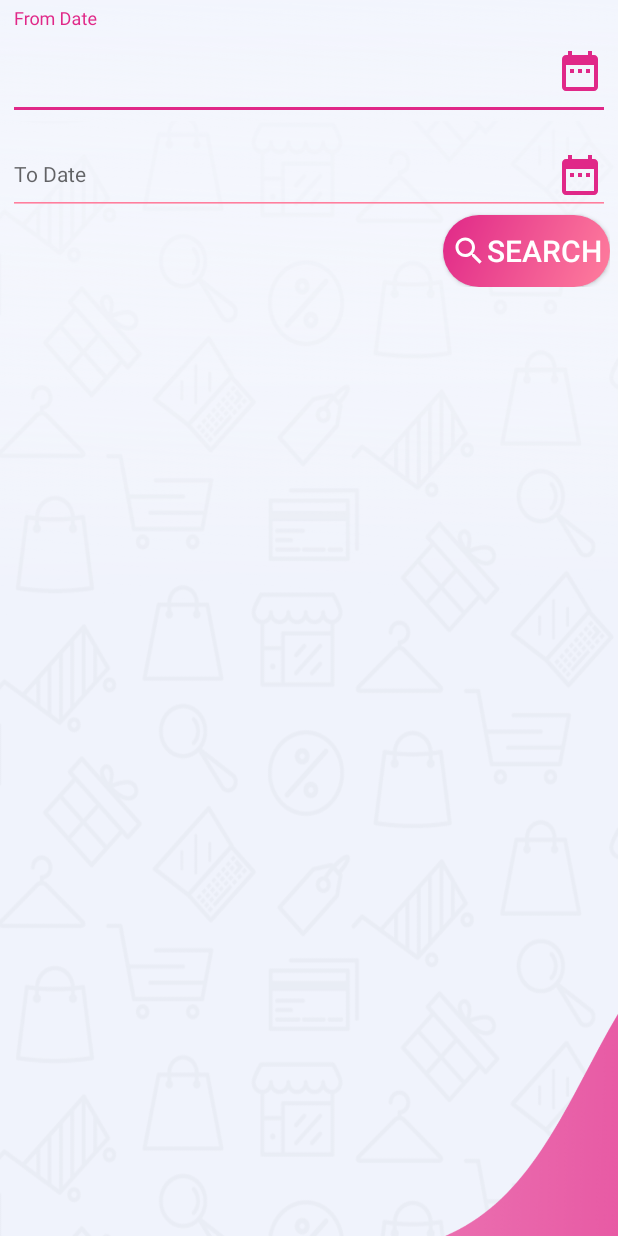
After one commit to Farman738/belle, an Android app: the fragment ViewOrderFragment shown on its own in the app's theme, on a phone screen of 412 x 824 dp. The commit adds this screen. Run offline under Robolectric (Android 15) with nearby library versions, the phone set to English and light mode, and no system bars; libraries missing offline, so code that uses them is left out: com.prolificinteractive.materialcalendarview.

Commit message:
25 jun 2020

```diff
--- a/app/build.gradle
+++ b/app/build.gradle
@@ -8,7 +8,7 @@ android {
         applicationId "com.e.belle"
         minSdkVersion 21
         targetSdkVersion 29
-        versionCode 1
+        versionCode 2
         versionName "1.6"
 
         testInstrumentationRunner "androidx.test.runner.AndroidJUnitRunner"
@@ -58,4 +58,6 @@ dependencies {
     //todo dialog
     //todo material betterspiner
     implementation 'com.weiwangcn.betterspinner:library-material:1.1.0'
+
+    implementation 'com.prolificinteractive:material-calendarview:1.4.0'
 }
--- a/app/src/main/java/com/e/belle/AllApiLinks/AllApiLinks.java
+++ b/app/src/main/java/com/e/belle/AllApiLinks/AllApiLinks.java
@@ -3,7 +3,7 @@ package com.e.belle.AllApiLinks;
 public class AllApiLinks {
 
   //public static String globalurl = "https://hcm.pristinefulfil.com";
-  public static String globalurl = "https://pristinefulfil.com";
+  public static String globalurl = "http://103.81.24.116:80";
   public static String LoginApi = globalurl+"/api/User/UserLogin";
   public static String GetDayMarketList = globalurl +"/api/AppActivity/GetAssignedMarkettosp";
   public static String GetArea = globalurl +"/api/AppActivity/GetArea?market_id=";
@@ -16,4 +16,5 @@ public class AllApiLinks {
   public static String CancelOkOrder = globalurl+"/api/AppActivity/ChangeStatusOrder";
 
   public static String versioncodeapiurl = globalurl + "/api/Version/CheckForUpdate?type=BelleySale_App";
+  public static String GetAppOrderDetail = globalurl + "/api/AppActivity/GetAppOrderDetail?salesman_id=";
 }
--- a/app/src/main/java/com/e/belle/CustomExpandableListAdapter/CustomExpandableListAdapter.java
+++ b/app/src/main/java/com/e/belle/CustomExpandableListAdapter/CustomExpandableListAdapter.java
@@ -78,6 +78,8 @@ public class CustomExpandableListAdapter extends BaseExpandableListAdapter {
             groupImage.setImageDrawable(context.getResources().getDrawable(R.drawable.ic_dashboard_pink_24dp));
         } else if(listTitle.equalsIgnoreCase("App Setting")){
             groupImage.setImageDrawable(context.getResources().getDrawable(R.drawable.ic_keyboard_backspace_pink_32dp));
+        } else if(listTitle.equalsIgnoreCase("Report")){
+            groupImage.setImageDrawable(context.getResources().getDrawable(R.drawable.ic_baseline_report_24));
         }
 
         ImageView list_arrow_up_down = (ImageView) convertView.findViewById(R.id.list_arrow_up_down);
--- a/app/src/main/java/com/e/belle/Dashboard.java
+++ b/app/src/main/java/com/e/belle/Dashboard.java
@@ -17,6 +17,7 @@ import com.e.belle.SessionManagment.SessionManagement;
 import com.e.belle.ui.OrderApproval.OderListFragment;
 import com.e.belle.ui.OrderSaleActivity.ActivityFragment;
 import com.e.belle.ui.upgradeApp.UpgradeAppFragment;
+import com.e.belle.ui.vieworder.ViewOrderFragment;
 import com.google.android.material.snackbar.Snackbar;
 
 import android.view.MenuItem;
@@ -164,6 +165,9 @@ public class Dashboard extends AppCompatActivity {
       }case "Upgrade app":{
         loadFragment(new UpgradeAppFragment(),"Upgrade app");
         break;
+      }case "View Order":{
+        loadFragment(new ViewOrderFragment(),"View Order");
+        break;
       }
     }
   }
--- /dev/null
+++ b/app/src/main/java/com/e/belle/ui/vieworder/ViewOrderFragment.java
@@ -0,0 +1,210 @@
+package com.e.belle.ui.vieworder;
+
+import android.app.AlertDialog;
+import android.app.Dialog;
+import android.app.ProgressDialog;
+import android.content.DialogInterface;
+import android.content.Intent;
+import android.os.AsyncTask;
+import android.os.Build;
+import android.os.Bundle;
+
+import androidx.annotation.NonNull;
+import androidx.annotation.Nullable;
+import androidx.annotation.RequiresApi;
+import androidx.fragment.app.Fragment;
+
+import android.view.KeyEvent;
+import android.view.LayoutInflater;
+import android.view.View;
+import android.view.ViewGroup;
+import android.widget.Button;
+import android.widget.DatePicker;
+import android.widget.EditText;
+import android.widget.ListView;
+import android.widget.TextView;
+import android.widget.Toast;
+
+import com.e.belle.AllApiLinks.AllApiLinks;
+import com.e.belle.Dashboard;
+import com.e.belle.Http_Handler.GlobalPostingMethod;
+import com.e.belle.Http_Handler.HttpHandlerModel;
+import com.e.belle.LoginSingUpActivity.LoginActivity;
+import com.e.belle.Model.AsyModel;
+import com.e.belle.Model.LoginModel;
+import com.e.belle.R;
+import com.e.belle.SessionManagment.SessionManagement;
+import com.google.android.material.datepicker.MaterialDatePicker;
+import com.google.android.material.snackbar.Snackbar;
+import com.google.android.material.textfield.TextInputEditText;
+import com.google.gson.Gson;
+import com.google.gson.reflect.TypeToken;
+import com.prolificinteractive.materialcalendarview.MaterialCalendarView;
+
+import org.json.JSONObject;
+
+import java.net.URL;
+import java.util.List;
+
+public class ViewOrderFragment extends Fragment {
+    public ViewOrderFragment() {
+        // Required empty public constructor
+    }
+
+    @Override
+    public void onCreate(Bundle savedInstanceState) {
+        super.onCreate(savedInstanceState);
+    }
+
+    @Override
+    public View onCreateView(LayoutInflater inflater, ViewGroup container,
+                             Bundle savedInstanceState) {
+        // Inflate the layout for this fragment
+        return inflater.inflate(R.layout.fragment_view_order, container, false);
+    }
+
+    EditText et_fromDate, et_todate;
+    boolean display_date = false;
+    Button submit_button;
+    SessionManagement sessionManagement;
+    ListView order_listview;
+    @Override
+    public void onViewCreated(@NonNull View view, @Nullable Bundle savedInstanceState) {
+        super.onViewCreated(view, savedInstanceState);
+        sessionManagement = new SessionManagement(getActivity());
+        et_fromDate = view.findViewById(R.id.et_fromDate);
+        et_todate = view.findViewById(R.id.et_todate);
+        submit_button = view.findViewById(R.id.submit_button);
+        order_listview=view.findViewById(R.id.order_listview);
+        et_fromDate.setOnTouchListener((v, event) -> {
+            if (!display_date) {
+                display_date = true;
+                displayDate(et_fromDate);
+            }
+            return true;
+        });
+        et_todate.setOnTouchListener((v, event) -> {
+            if (!display_date) {
+                display_date = true;
+                displayDate(et_todate);
+            }
+            return true;
+        });
+        submit_button.setOnClickListener(v -> {
+            new HitToServer().executeOnExecutor(AsyncTask.SERIAL_EXECUTOR,
+                    new AsyModel(AllApiLinks.GetAppOrderDetail + sessionManagement.getUserId()
+                            + "&date1=" + et_fromDate.getText().toString() + "&date2=" + et_todate.getText().toString(), null, "getViewOrder"));
+        });
+    }
+
+    public void displayDate(EditText edit_date) {
+        // create an alert builder
+        AlertDialog.Builder builder = new AlertDialog.Builder(getActivity());
+        builder.setTitle("Select Date");
+        builder.setIcon(R.drawable.ic_date_range_pink_24dp);
+        builder.setCancelable(false);
+        // set the custom layout
+        final View customLayout = getLayoutInflater().inflate(R.layout.date_picker_view, null);
+        MaterialCalendarView calendarView = customLayout.findViewById(R.id.calendarView);
+        TextView tv_selected_date = customLayout.findViewById(R.id.tv_selected_date);
+        builder.setPositiveButton("Confirm", new DialogInterface.OnClickListener() {
+            @Override
+            public void onClick(DialogInterface dialog, int which) {
+                edit_date.setText(tv_selected_date.getText());
+                display_date = false;
+            }
+        });
+        builder.setNegativeButton("Cancel", new DialogInterface.OnClickListener() {
+            @Override
+            public void onClick(DialogInterface dialog, int which) {
+                display_date = false;
+            }
+        });
+        builder.setView(customLayout);
+
+        // create and show the alert dialog
+        AlertDialog dialog = builder.create();
+        // add a button
+        calendarView.setOnDateChangedListener((widget, date, selected) -> {
+            tv_selected_date.setText(date.getYear() + "/" + (date.getMonth() + 1) + "/" + date.getDay());
+        });
+        dialog.show();
+    }
+
+    private class HitToServer extends AsyncTask<AsyModel, Void, HttpHandlerModel> {
+        ProgressDialog progress;
+        private GlobalPostingMethod hitObj = new GlobalPostingMethod();
+        private String flagOfAction;
+
+        protected void onPreExecute() {
+            super.onPreExecute();
+            progress = new ProgressDialog(getActivity());
+            progress.setMessage("Please wait..");
+            progress.setCanceledOnTouchOutside(false);
+            progress.setProgressStyle(ProgressDialog.STYLE_SPINNER);
+            progress.show();
+        }
+
+        @Override
+        protected HttpHandlerModel doInBackground(AsyModel... asyModels) {
+
+            try {
+                URL postingUrl = hitObj.createUrl(asyModels[0].getPostingUrl());
+                flagOfAction = asyModels[0].getFlagOfAction();
+
+                if (asyModels[0].getPostingJson() == null) {
+                    return hitObj.getHttpRequest(postingUrl);
+                } else {
+                    return hitObj.postHttpRequest(postingUrl, asyModels[0].getPostingJson());
+                }
+            } catch (Exception e) {
+                return hitObj.setReturnMessage(false, "Problem retrieving the user JSON results." + e.getMessage());
+            }
+
+        }
+
+        protected void onPostExecute(HttpHandlerModel result) {
+            super.onPostExecute(result);
+            progress.dismiss();
+            bindResponse(result, flagOfAction);
+        }
+    }
+
+    private void bindResponse(HttpHandlerModel result, String flagOfAction) {
+        try {
+            if (result.isConnectStatus()) {
+                if (flagOfAction.equalsIgnoreCase("getViewOrder")) {
+                    List<ViewOrderModel> resultList = new Gson().fromJson(result.getJsonResponse(), new TypeToken<List<ViewOrderModel>>() {
+                    }.getType());
+                    if(resultList.size()>0 && resultList.get(0).condition){
+
+                        OrderListAdapter adapter = new OrderListAdapter(getActivity(), resultList);
+                        order_listview.setAdapter(adapter);
+                    }else{
+                        Snackbar.make(submit_button, resultList.get(0).message, Snackbar.LENGTH_LONG).show();
+                    }
+                }
+            } else {
+                Snackbar.make(submit_button, result.getJsonResponse(), Snackbar.LENGTH_LONG).show();
+
+            }
+        } catch (Exception e) {
+
+        }
+
+    }
+
+    public class ViewOrderModel {
+        public boolean condition;
+        public String sr_no;
+        public String retailer;
+        public String area;
+        public String status;
+        public String order_qty;
+        public String dispatch_qty;
+        public String distributor;
+        public String schedule_visit_date;
+        public String message;
+    }
+
+}
--- /dev/null
+++ b/app/src/main/res/drawable/ic_baseline_search_24.xml
@@ -0,0 +1,10 @@
+<vector xmlns:android="http://schemas.android.com/apk/res/android"
+    android:width="24dp"
+    android:height="24dp"
+    android:viewportWidth="24"
+    android:viewportHeight="24"
+    android:tint="#fff">
+  <path
+      android:fillColor="@android:color/white"
+      android:pathData="M15.5,14h-0.79l-0.28,-0.27C15.41,12.59 16,11.11 16,9.5 16,5.91 13.09,3 9.5,3S3,5.91 3,9.5 5.91,16 9.5,16c1.61,0 3.09,-0.59 4.23,-1.57l0.27,0.28v0.79l5,4.99L20.49,19l-4.99,-5zM9.5,14C7.01,14 5,11.99 5,9.5S7.01,5 9.5,5 14,7.01 14,9.5 11.99,14 9.5,14z"/>
+</vector>
--- /dev/null
+++ b/app/src/main/res/layout/fragment_view_order.xml
@@ -0,0 +1,66 @@
+<?xml version="1.0" encoding="utf-8"?>
+<LinearLayout xmlns:android="http://schemas.android.com/apk/res/android"
+    xmlns:tools="http://schemas.android.com/tools"
+    android:layout_width="match_parent"
+    android:layout_height="match_parent"
+    android:orientation="vertical"
+    android:background="@drawable/activity_back"
+    tools:context=".ui.vieworder.ViewOrderFragment">
+    <LinearLayout
+        android:orientation="vertical"
+        android:layout_margin="5dp"
+        android:layout_width="match_parent"
+        android:layout_height="wrap_content">
+        <com.google.android.material.textfield.TextInputLayout
+            android:layout_width="match_parent"
+            android:layout_height="wrap_content">
+
+            <EditText
+                android:id="@+id/et_fromDate"
+                android:layout_width="match_parent"
+                android:layout_height="64dp"
+                android:backgroundTint="#FF7E9D"
+                android:drawableRight="@drawable/ic_date_range_pink_24dp"
+                android:editable="false"
+                android:hint="From Date"
+                android:maxLines="1"
+                android:textColor="@color/black"
+                android:textColorHint="#DADADA"
+                android:textSize="14dp"></EditText>
+        </com.google.android.material.textfield.TextInputLayout>
+        <com.google.android.material.textfield.TextInputLayout
+            android:layout_width="match_parent"
+            android:layout_height="wrap_content">
+
+            <EditText
+                android:id="@+id/et_todate"
+                android:layout_width="match_parent"
+                android:layout_height="wrap_content"
+                android:hint="To Date"
+                android:maxLines="1"
+                android:editable="false"
+                android:textSize="14dp"
+                android:textColorHint="#DADADA"
+                android:drawableRight="@drawable/ic_date_range_pink_24dp"
+                android:textColor="@color/black"
+                android:backgroundTint ="#FF7E9D"></EditText>
+        </com.google.android.material.textfield.TextInputLayout>
+        <Button
+            android:id="@+id/submit_button"
+            android:layout_width="wrap_content"
+            android:layout_height="wrap_content"
+            android:layout_gravity="right"
+            android:text="Search"
+            android:drawableLeft="@drawable/ic_baseline_search_24"
+            android:textSize="20dp"
+            android:padding="5dp"
+            android:textColor="@color/white"
+            android:background="@drawable/login_button_back"></Button>
+
+        <ListView
+            android:id="@+id/order_listview"
+            android:layout_width="match_parent"
+            android:layout_height="match_parent"
+            android:dividerHeight="1dp"></ListView>
+    </LinearLayout>
+</LinearLayout>
--- a/app/src/main/res/values/strings.xml
+++ b/app/src/main/res/values/strings.xml
@@ -17,5 +17,7 @@
     <string name="menu_activity"><b>Activity</b></string>
     <string name="create_order">Create Order</string>
     <string name="ApproveRejectOrder">Approve and Reject</string>
+    <!-- TODO: Remove or change this placeholder text -->
+    <string name="hello_blank_fragment">Hello blank fragment</string>
 
 </resources>
```
Also changed, not shown: app/src/main/java/com/e/belle/ui/OrderSaleActivity/CreateOrderFragment.java (+5 -3 lines), app/src/main/java/com/e/belle/ui/vieworder/OrderListAdapter.java (added, +69 -0 lines), app/src/main/res/drawable/ic_baseline_report_24.xml (added, +10 -0 lines), app/src/main/res/layout/date_picker_view.xml (added, +34 -0 lines), app/src/main/res/layout/view_order_list.xml (added, +108 -0 lines).
